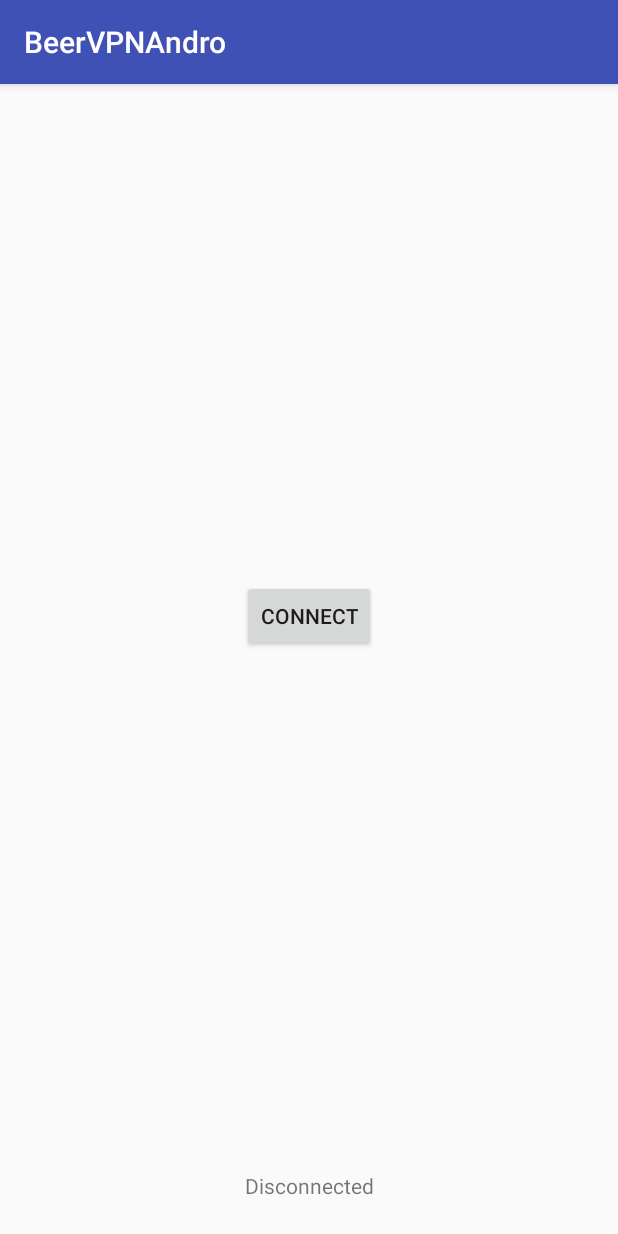
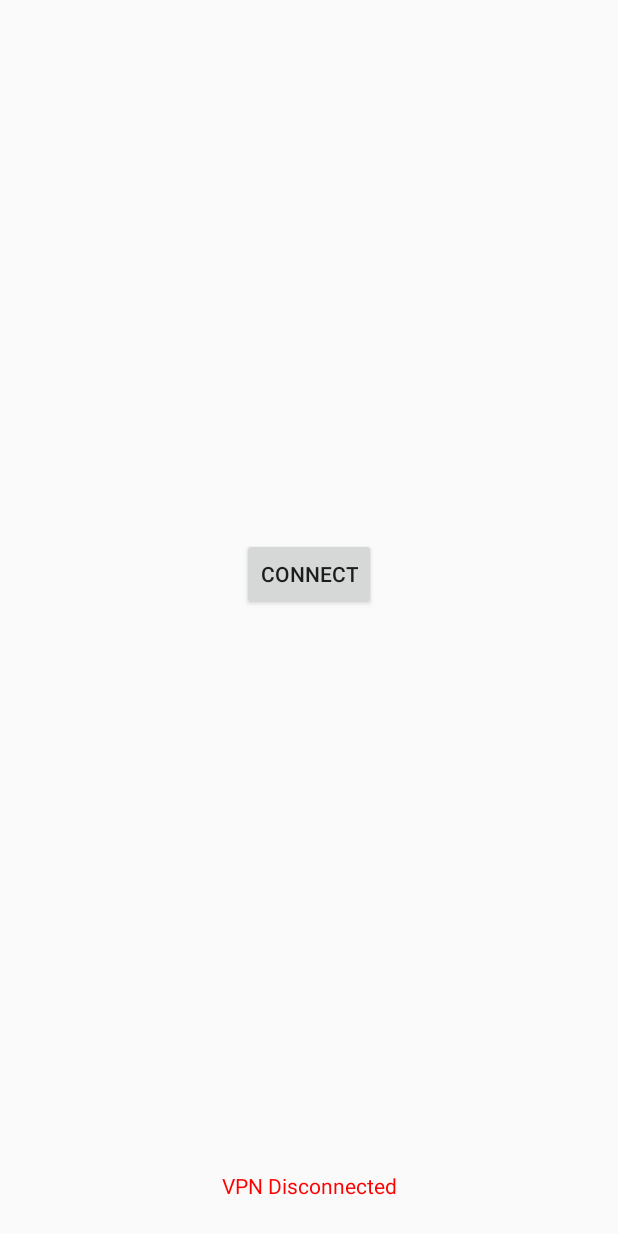
Before and after one commit to pinbraerts/BeerVPNAndro, an Android app: the screen it shows after launch (MainActivity), on a phone screen of 412 x 824 dp. Run offline under Robolectric (Android 15) with nearby library versions, the phone set to English and light mode, and no system bars.

Commit message:
Приближённый к описанию простенький дизайн

```diff
--- a/app/src/main/java/com/beervpn/beervpnandro/MainActivity.kt
+++ b/app/src/main/java/com/beervpn/beervpnandro/MainActivity.kt
@@ -65,21 +65,21 @@ class MainActivity : AppCompatActivity(), View.OnClickListener {
     private fun startConnecting() {
         connectThread = Thread(connectThreadRunnable)
         connectThread.start()
-        TODO("start VPN service and call finishConnecting when connected")
+        //TODO("start VPN service and call finishConnecting when connected")
     }
     public fun finishConnecting() {
         runOnUiThread {
             state = State.Connected
             Toast.makeText(this, "connected!", Toast.LENGTH_SHORT).show()
         }
-        TODO()
+        //TODO()
     }
     private fun disconnect() {
         runOnUiThread {
             Toast.makeText(this, "disconnected!", Toast.LENGTH_SHORT).show()
         }
         connectThread.interrupt()
-        TODO("stop service if running")
+        //TODO("stop service if running")
     }
 
     override fun onCreate(savedInstanceState: Bundle?) {
--- a/app/src/main/res/values/colors.xml
+++ b/app/src/main/res/values/colors.xml
@@ -2,5 +2,5 @@
 <resources>
     <color name="colorPrimary">#3F51B5</color>
     <color name="colorPrimaryDark">#303F9F</color>
-    <color name="colorAccent">#FF4081</color>
+    <color name="colorAccent">#40ffe9</color>
 </resources>
--- a/app/src/main/res/values/strings.xml
+++ b/app/src/main/res/values/strings.xml
@@ -1,8 +1,8 @@
 <resources>
     <string name="app_name">BeerVPNAndro</string>
     <string name="connect">Connect</string>
-    <string name="connecting">Connecting…</string>
-    <string name="disconnected">Disconnected</string>
-    <string name="connected">Connected</string>
+    <string name="connecting"><font color="yellow">Connecting to VPN…</font></string>
+    <string name="disconnected"><font color="red">VPN Disconnected</font></string>
+    <string name="connected"><font color="green">VPN Connected</font></string>
     <string name="disconnect">Disconnect</string>
 </resources>
--- a/app/src/main/res/values/styles.xml
+++ b/app/src/main/res/values/styles.xml
@@ -1,7 +1,7 @@
 <resources>
 
     <!-- Base application theme. -->
-    <style name="AppTheme" parent="Theme.AppCompat.Light.DarkActionBar">
+    <style name="AppTheme" parent="Theme.AppCompat.DayNight.NoActionBar">
         <!-- Customize your theme here. -->
         <item name="colorPrimary">@color/colorPrimary</item>
         <item name="colorPrimaryDark">@color/colorPrimaryDark</item>
```
Also changed, not shown: 1 other file.
